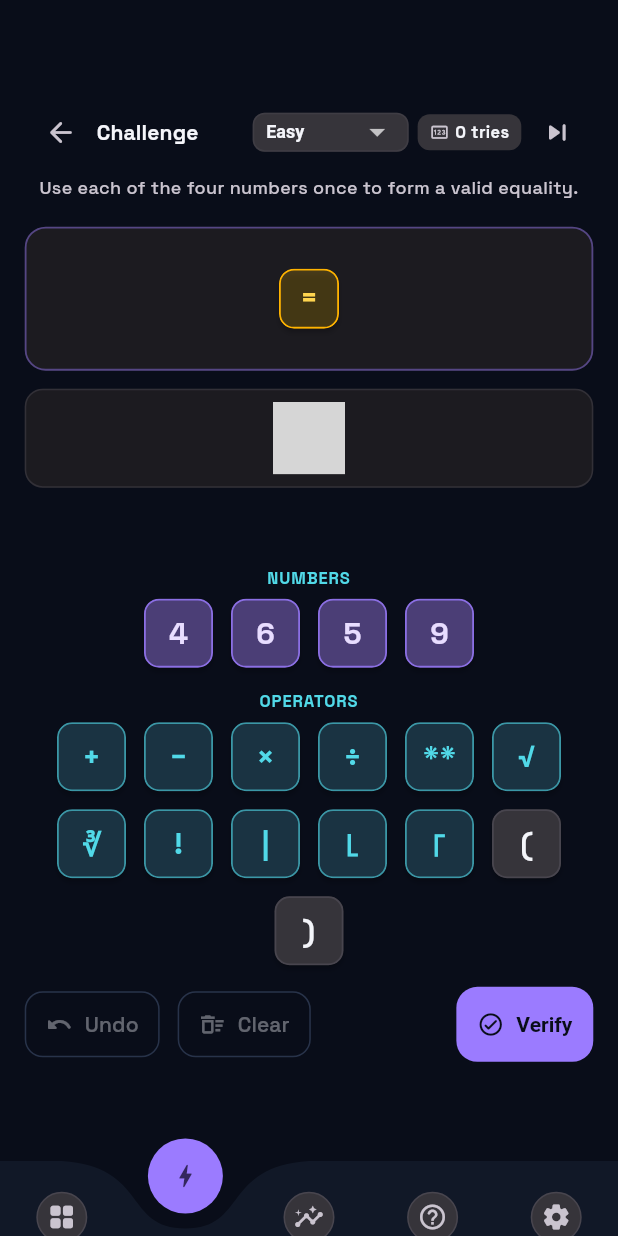
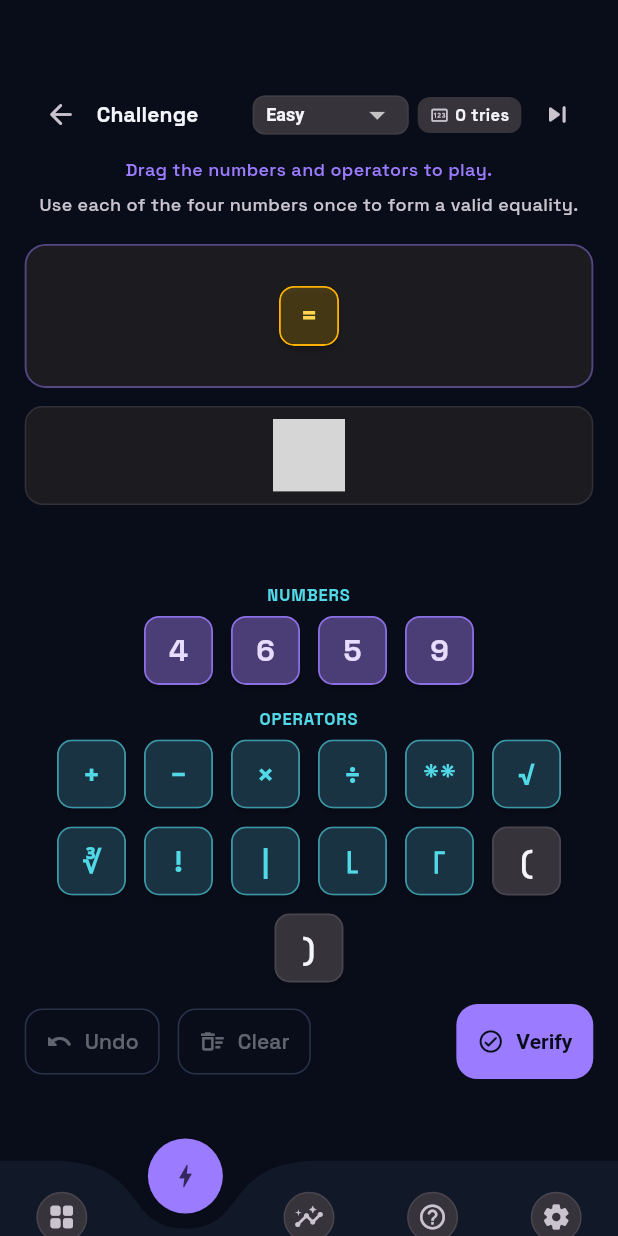
Before and after one commit to FelipeBonadia/Ddm-2026-2, a Flutter app: the GamePage screen opened by its route, after a tap on the "skip next" icon, on a phone screen of 412 x 824 dp. Run offline on Flutter 3.47's test engine with Material 3 defaults, Android fonts, the phone set to English and light mode, and no system bars; drawn by our look-alikes of curved_navigation_bar; our stand-ins replace audioplayers, cloud_firestore, firebase_auth, firebase_core, flutter_riverpod, flutter_spinkit and 4 more; missing offline and left inert: firebase_ui_auth, firebase_ui_localizations, firebase_ui_oauth_google, flutter_math_fork; accounts and stored records are empty; grey boxes are pictures that could not be loaded.

Commit message:
No click, and message

```diff
--- a/lib/features/game/application/game_session.dart
+++ b/lib/features/game/application/game_session.dart
@@ -218,11 +218,6 @@ class GameSessionController extends Notifier<GameSessionState> {
 
   // ── Wrappers de compatibilidade ───────────────────────────────────────────
 
-  bool selectNumber(int index) => addNumber(index);
-  bool selectOperation(GameOperation operation) => addOperation(operation);
-  bool addLeftParenthesis() => addParenthesis(opening: true);
-  bool addRightParenthesis() => addParenthesis(opening: false);
-
   bool dropNumber(int index, [EquationSide? side]) => addNumber(index);
   bool dropOperation(GameOperation operation, [EquationSide? side]) =>
       addOperation(operation);
--- a/lib/features/game/presentation/game_page.dart
+++ b/lib/features/game/presentation/game_page.dart
@@ -61,7 +61,7 @@ class _GamePageState extends ConsumerState<GamePage> {
     void playSelection() => soundService.playSelection(enabled: soundEnabled);
 
     // ── Lógica única de "pode essa peça entrar agora?" ──────────────────────
-    // Delega ao controller: a regra vive num lugar só (toque e drop iguais).
+    // Delega ao controller: a regra vive num lugar só.
     bool canAccept(_GamePiece piece) => switch (piece.kind) {
       _GamePieceKind.number => controller.canAddNumber(piece.numberIndex!),
       _GamePieceKind.operation => controller.canAddOperation(piece.operation!),
@@ -70,7 +70,7 @@ class _GamePageState extends ConsumerState<GamePage> {
       _GamePieceKind.equality => controller.canAddEquality(),
     };
 
-    // insertAt == null → adiciona no final (toque); com valor → insere na
+    // insertAt == null → adiciona no final; com valor → insere na
     // posição onde a peça foi solta.
     void addPiece(_GamePiece piece, [int? insertAt]) {
       final added = switch (piece.kind) {
@@ -144,7 +144,6 @@ class _GamePageState extends ConsumerState<GamePage> {
                     metrics: metrics,
                     enabled: canAccept(piece),
                     isUsed: isUsed,
-                    onTap: () => addPiece(piece),
                     onDragStarted: () => _setDragging(true),
                     onDragEnded: () => _setDragging(false),
                   ),
@@ -227,7 +226,19 @@ class _GamePageState extends ConsumerState<GamePage> {
                     ),
                   ),
 
-                  // 2. Tagline ──────────────────────────────────────────────
+                  // 2. Instrução de arrastar + Tagline ───────────────────────
+                  Padding(
+                    padding: EdgeInsets.only(top: gap / 2),
+                    child: Text(
+                      l10n.gameDragHint,
+                      textAlign: TextAlign.center,
+                      style: TextStyle(
+                        color: colorScheme.primary,
+                        fontSize: 12,
+                        fontWeight: FontWeight.w600,
+                      ),
+                    ),
+                  ),
                   Padding(
                     padding: EdgeInsets.symmetric(vertical: gap / 2),
                     child: Text(
@@ -797,7 +808,6 @@ class _DraggableTile extends StatelessWidget {
     required this.metrics,
     required this.enabled,
     required this.isUsed,
-    required this.onTap,
     required this.onDragStarted,
     required this.onDragEnded,
   });
@@ -807,7 +817,6 @@ class _DraggableTile extends StatelessWidget {
   final _TileMetrics metrics;
   final bool enabled;
   final bool isUsed;
-  final VoidCallback onTap;
   final VoidCallback onDragStarted;
   final VoidCallback onDragEnded;
 
@@ -819,7 +828,6 @@ class _DraggableTile extends StatelessWidget {
       metrics: metrics,
       enabled: enabled,
       isUsed: isUsed,
-      onTap: onTap,
     );
 
     if (!enabled) {
--- a/lib/l10n/app_en.arb
+++ b/lib/l10n/app_en.arb
@@ -39,6 +39,7 @@
   "gameHard": "Hard",
   "gameResultTarget": "MAKE BOTH SIDES EQUAL",
   "gameRuleHint": "Use each of the four numbers once to form a valid equality.",
+  "gameDragHint": "Drag the numbers and operators to play.",
   "gameLeftSide": "LEFT SIDE",
   "gameRightSide": "RIGHT SIDE",
   "gameNumbers": "NUMBERS",
--- a/lib/l10n/app_pt.arb
+++ b/lib/l10n/app_pt.arb
@@ -39,6 +39,7 @@
   "gameHard": "Difícil",
   "gameResultTarget": "IGUALE OS DOIS LADOS",
   "gameRuleHint": "Use cada um dos quatro números uma vez para formar uma igualdade válida.",
+  "gameDragHint": "Arraste os números e operadores para jogar.",
   "gameLeftSide": "LADO ESQUERDO",
   "gameRightSide": "LADO DIREITO",
   "gameNumbers": "NÚMEROS",
--- a/lib/l10n/app_pt_BR.arb
+++ b/lib/l10n/app_pt_BR.arb
@@ -39,6 +39,7 @@
   "gameHard": "DIFÍCIL",
   "gameResultTarget": "DEIXE OS DOIS LADOS IGUAIS",
   "gameRuleHint": "Use cada um dos quatro números uma vez para formar uma igualdade.",
+  "gameDragHint": "Arraste os números e operadores para jogar.",
   "gameLeftSide": "LADO ESQUERDO",
   "gameRightSide": "LADO DIREITO",
   "gameNumbers": "NÚMEROS",
```
Also changed, not shown: lib/l10n/generated/app_localizations.dart, lib/l10n/generated/app_localizations_en.dart, lib/l10n/generated/app_localizations_pt.dart, 2 other files.
